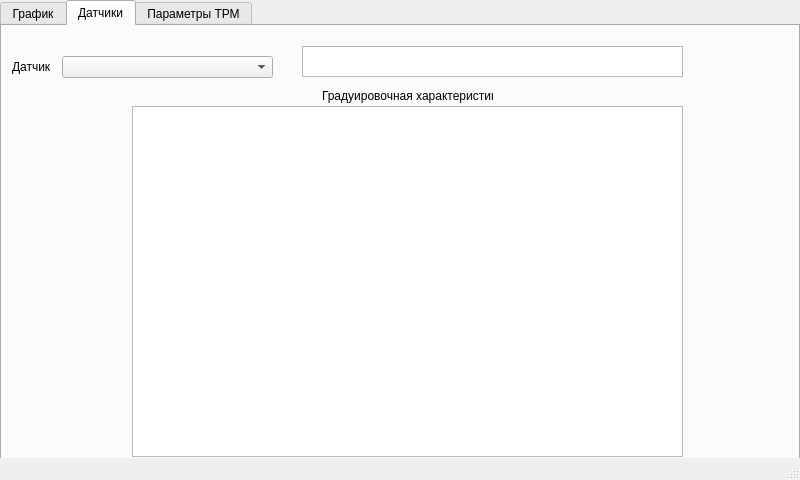
Before: the Qt Designer form src/dissertation_gui/main_window.ui in Marik28/dissertation, drawn with Qt 5.
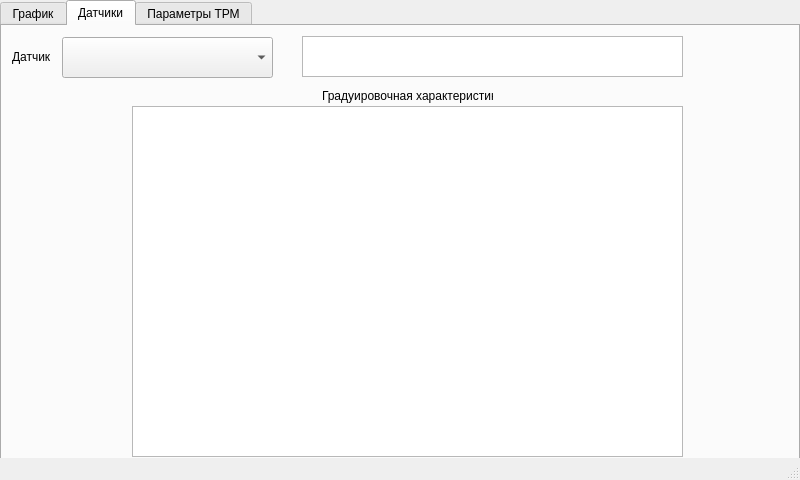
After: the same form once the commit is applied. Custom widgets are drawn as their Qt base class.

The edit to the form file:
```diff
--- a/src/dissertation_gui/main_window.ui
+++ b/src/dissertation_gui/main_window.ui
@@ -49,9 +49,9 @@
       <property name="geometry">
        <rect>
         <x>60</x>
-        <y>30</y>
+        <y>11</y>
         <width>211</width>
-        <height>22</height>
+        <height>41</height>
        </rect>
       </property>
      </widget>
@@ -59,9 +59,9 @@
       <property name="geometry">
        <rect>
         <x>10</x>
-        <y>30</y>
+        <y>10</y>
         <width>41</width>
-        <height>21</height>
+        <height>41</height>
        </rect>
       </property>
       <property name="text">
@@ -72,9 +72,9 @@
       <property name="geometry">
        <rect>
         <x>300</x>
-        <y>20</y>
+        <y>10</y>
         <width>381</width>
-        <height>31</height>
+        <height>41</height>
        </rect>
       </property>
      </widget>
```
